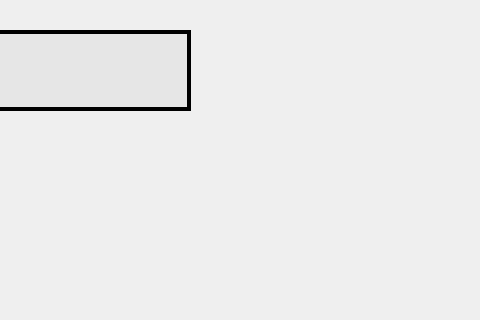
popInNotOut/nightmare-survival-simulator, file code/mainwindow.ui: the form before one commit; both pictures show x 320 to 800 and y 0 to 320 of the 800 by 600 pixel window.
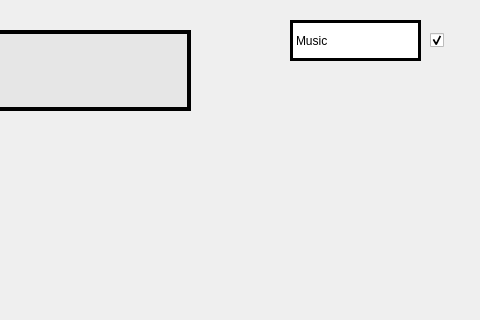
The form after the commit. The open tabs and pages were chosen to show the change. Icons and pictures are not drawn.

```diff
--- a/code/mainwindow.ui
+++ b/code/mainwindow.ui
@@ -170,6 +170,48 @@
        <string>End of World Survival Simulator</string>
       </property>
      </widget>
+     <widget class="QLabel" name="musicLabel">
+      <property name="geometry">
+       <rect>
+        <x>610</x>
+        <y>20</y>
+        <width>131</width>
+        <height>41</height>
+       </rect>
+      </property>
+      <property name="styleSheet">
+       <string notr="true">QLabel#musicLabel{
+	border-width: 3px;
+	border-style: solid;
+	border-color: black;
+	background-color: white;
+	font: 700 11pt &quot;Sitka Display&quot;;
+	qproperty-alignment: AlignCenter;
+}</string>
+      </property>
+      <property name="text">
+       <string>Music</string>
+      </property>
+     </widget>
+     <widget class="QCheckBox" name="musicCheckBox">
+      <property name="geometry">
+       <rect>
+        <x>750</x>
+        <y>20</y>
+        <width>41</width>
+        <height>41</height>
+       </rect>
+      </property>
+      <property name="text">
+       <string/>
+      </property>
+      <property name="checked">
+       <bool>true</bool>
+      </property>
+      <property name="tristate">
+       <bool>false</bool>
+      </property>
+     </widget>
     </widget>
     <widget class="QWidget" name="tutorialPage">
      <property name="styleSheet">
```
Left out of the diff: 2 changed lines with no effect on the pictures.
